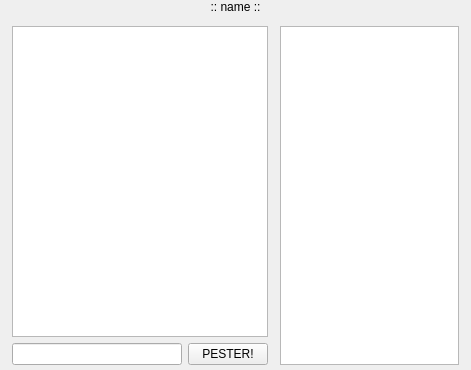
Old version of the form themes/gold/ui/MemoMessageWidget.ui in the repository henry232323/Pesterchum-Discord.
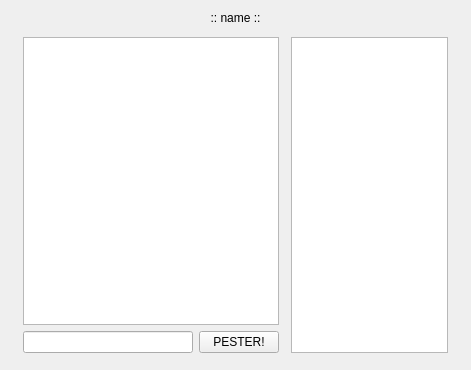
New version of the form.

What changed in the file:
```diff
--- a/themes/gold/ui/MemoMessageWidget.ui
+++ b/themes/gold/ui/MemoMessageWidget.ui
@@ -13,15 +13,8 @@
   <property name="windowTitle">
    <string>Form</string>
   </property>
-  <widget class="QWidget" name="verticalLayoutWidget">
-   <property name="geometry">
-    <rect>
-     <x>0</x>
-     <y>0</y>
-     <width>471</width>
-     <height>371</height>
-    </rect>
-   </property>
+  <layout class="QVBoxLayout" name="verticalLayout_3">
+   <item>
    <layout class="QVBoxLayout" name="verticalLayout">
     <property name="spacing">
      <number>6</number>
@@ -139,7 +132,7 @@
       <item>
        <widget class="QListWidget" name="memoUsers">
         <property name="sizePolicy">
-         <sizepolicy hsizetype="Expanding" vsizetype="Expanding">
+          <sizepolicy hsizetype="Maximum" vsizetype="Expanding">
           <horstretch>0</horstretch>
           <verstretch>0</verstretch>
          </sizepolicy>
@@ -149,7 +142,8 @@
      </layout>
     </item>
    </layout>
-  </widget>
+   </item>
+  </layout>
  </widget>
  <resources/>
  <connections/>
```
Left out of the diff: 11 changed lines with no effect on the pictures. Lines whose indentation alone changed are shown as unchanged.
